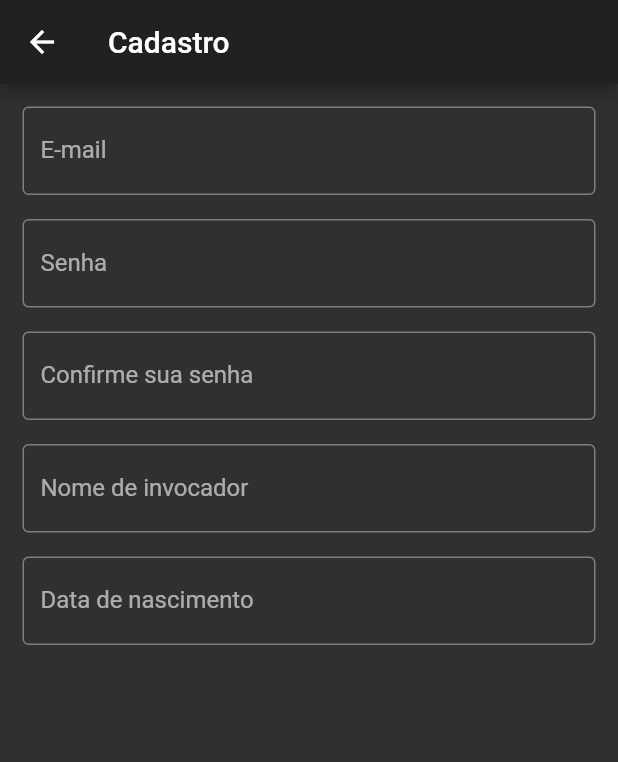
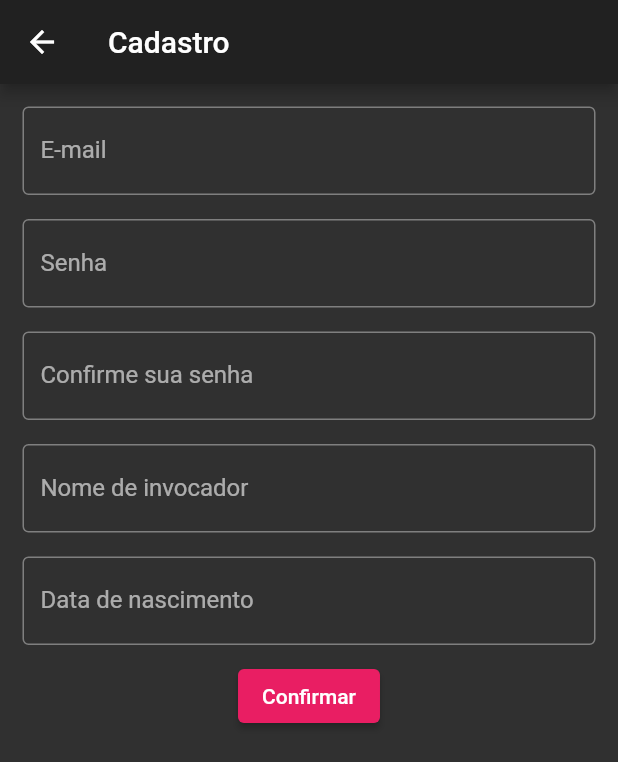
Before and after one commit to MoniqueChauvin/interview-test, a Flutter app: the SignUpPage screen opened directly, on a phone screen of 412 x 824 dp. Shown: the top 762 px of the screen. Run offline on Flutter 3.47's test engine with Material 2 defaults, Android fonts, the phone set to English and light mode, and no system bars; our stand-ins replace mask_text_input_formatter; network calls fail.

Commit message:
ultima atualização

```diff
--- a/lib/screens/signup.dart
+++ b/lib/screens/signup.dart
@@ -93,6 +93,17 @@ class _SignUpPageState extends State<SignUpPage> {
                       _datadenascimento = value;
                     },
                   ),
+                  SizedBox(
+                    height: 10,
+                  ),
+                  ElevatedButton(
+                    style: ButtonStyle(
+                      backgroundColor:
+                          MaterialStateProperty.all<Color>(Colors.pink),
+                    ),
+                    onPressed: () {},
+                    child: const Text('Confirmar'),
+                  )
                 ],
               ),
             ),
```
